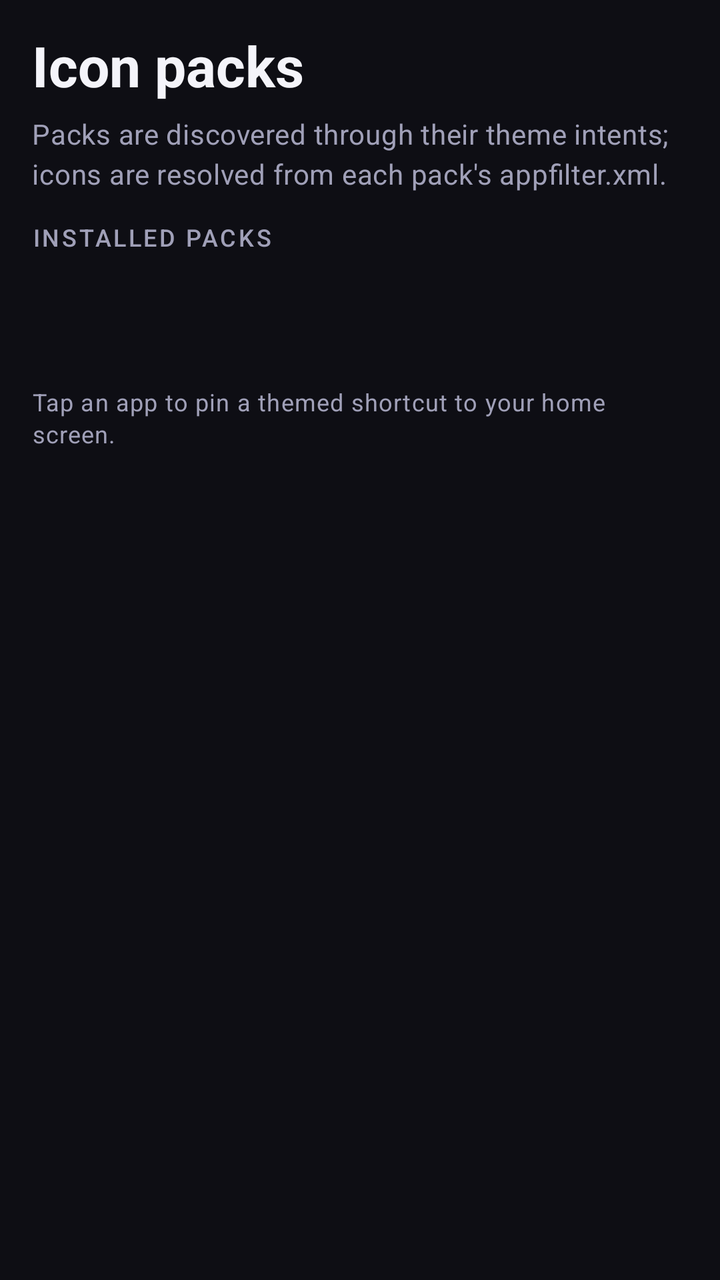
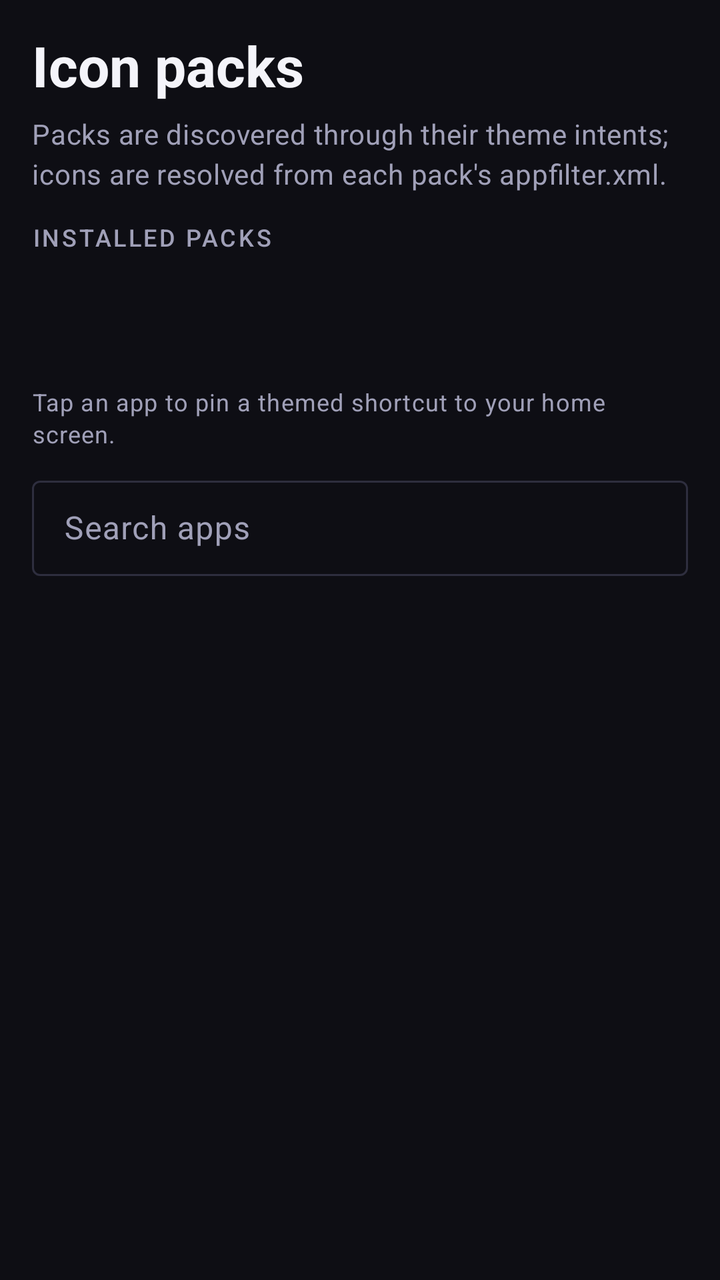

Compare the two renders of this Android layout. The source of the first and the diff that turns it into the second are given below.
<!-- AndroidManifest.xml: application theme Theme.Fly.Dark -->
<!-- res/layout/fragment_icons.xml -->
<?xml version="1.0" encoding="utf-8"?>
<LinearLayout xmlns:android="http://schemas.android.com/apk/res/android"
    xmlns:app="http://schemas.android.com/apk/res-auto"
    android:layout_width="match_parent"
    android:layout_height="match_parent"
    android:orientation="vertical"
    android:paddingLeft="16dp"
    android:paddingTop="8dp"
    android:paddingRight="16dp">

    <TextView
        style="@style/Fly.Hero"
        android:text="@string/icons_title" />

    <TextView
        style="@style/Fly.Body"
        android:layout_marginTop="6dp"
        android:text="@string/icons_subtitle" />

    <TextView
        style="@style/Fly.Section"
        android:layout_marginTop="14dp"
        android:text="@string/packs_label" />

    <androidx.recyclerview.widget.RecyclerView
        android:id="@+id/packList"
        android:layout_width="match_parent"
        android:layout_height="wrap_content"
        android:clipToPadding="false"
        android:orientation="horizontal" />

    <TextView
        android:id="@+id/txtPacksEmpty"
        style="@style/Fly.Body"
        android:text="@string/packs_empty"
        android:visibility="gone" />

    <TextView
        android:id="@+id/txtSelectedPack"
        style="@style/Fly.Title"
        android:layout_marginTop="10dp" />

    <TextView
        android:id="@+id/txtCoverage"
        style="@style/Fly.Caption"
        android:layout_marginTop="2dp" />

    <TextView
        style="@style/Fly.Caption"
        android:layout_marginTop="6dp"
        android:text="@string/pin_hint" />

    <ProgressBar
        android:id="@+id/iconProgress"
        android:layout_width="26dp"
        android:layout_height="26dp"
        android:layout_gravity="center_horizontal"
        android:layout_marginTop="8dp"
        android:indeterminateTint="?attr/colorPrimary"
        android:visibility="gone" />

    <androidx.recyclerview.widget.RecyclerView
        android:id="@+id/appIconList"
        android:layout_width="match_parent"
        android:layout_height="0dp"
        android:layout_marginTop="8dp"
        android:layout_weight="1"
        android:clipToPadding="false"
        android:paddingBottom="12dp" />

</LinearLayout>
<!-- resources referenced by this layout -->
<resources>
  <string name="icons_subtitle">Packs are discovered through their theme intents; icons are resolved from each pack\'s appfilter.xml.</string>
  <string name="icons_title">Icon packs</string>
  <string name="packs_empty">No icon packs found on this device. Install one from the Play Store and reopen this tab.</string>
  <string name="packs_label">Installed packs</string>
  <string name="pin_hint">Tap an app to pin a themed shortcut to your home screen.</string>
  <style name="Fly.Body" parent="TextAppearance.Material3.BodyMedium">
          <item name="android:layout_width">match_parent</item>
          <item name="android:layout_height">wrap_content</item>
          <item name="android:textColor">?attr/colorOnSurfaceVariant</item>
          <item name="android:lineSpacingExtra">3dp</item>
      </style>
  <style name="Fly.Caption" parent="TextAppearance.Material3.BodySmall">
          <item name="android:layout_width">wrap_content</item>
          <item name="android:layout_height">wrap_content</item>
          <item name="android:textColor">?attr/colorOnSurfaceVariant</item>
      </style>
  <style name="Fly.Hero" parent="TextAppearance.Material3.HeadlineMedium">
          <item name="android:layout_width">match_parent</item>
          <item name="android:layout_height">wrap_content</item>
          <item name="android:layout_marginTop">6dp</item>
          <item name="android:textColor">?attr/colorOnSurface</item>
          <item name="android:textStyle">bold</item>
      </style>
  <style name="Fly.Section" parent="TextAppearance.Material3.LabelMedium">
          <item name="android:layout_width">match_parent</item>
          <item name="android:layout_height">wrap_content</item>
          <item name="android:textAllCaps">true</item>
          <item name="android:letterSpacing">0.1</item>
          <item name="android:textColor">?attr/colorOnSurfaceVariant</item>
          <item name="android:layout_marginBottom">10dp</item>
      </style>
  <style name="Fly.Title" parent="TextAppearance.Material3.TitleMedium">
          <item name="android:layout_width">match_parent</item>
          <item name="android:layout_height">wrap_content</item>
          <item name="android:textColor">?attr/colorOnSurface</item>
          <item name="android:textStyle">bold</item>
      </style>
  <style name="Theme.Fly.Dark" parent="Theme.Fly.Base">
          <item name="colorSurface">@color/surface_dark</item>
          <item name="colorSurfaceContainer">@color/surface_container_dark</item>
          <item name="colorSurfaceContainerHigh">@color/surface_container_high_dark</item>
          <item name="colorSurfaceVariant">@color/surface_variant_dark</item>
          <item name="colorOnSurface">@color/on_surface_dark</item>
          <item name="colorOnSurfaceVariant">@color/on_surface_variant_dark</item>
          <item name="colorOutline">@color/outline_dark</item>
          <item name="colorOutlineVariant">@color/outline_variant_dark</item>
          <item name="android:colorBackground">@color/surface_dark</item>
          <item name="colorOnBackground">@color/on_surface_dark</item>
      </style>
  <color name="surface_dark">#0E0E14</color>
  <color name="surface_container_dark">#17171F</color>
  <color name="surface_container_high_dark">#1F1F2A</color>
  <color name="surface_variant_dark">#232330</color>
  <color name="on_surface_dark">#F4F4FA</color>
  <color name="on_surface_variant_dark">#A0A0B8</color>
  <color name="outline_dark">#2E2E3E</color>
  <color name="outline_variant_dark">#26262F</color>
  <color name="fly_brand">#7C5CFF</color>
  <color name="accent_on">#FFFFFF</color>
  <!-- unchanged entries left out for length: 1 -->
</resources>

<!-- the commit's change to res/layout/fragment_icons.xml (unified diff, before → after) -->
@@ -50,6 +50,23 @@
         android:layout_marginTop="6dp"
         android:text="@string/pin_hint" />
 
+    <com.google.android.material.textfield.TextInputLayout
+        android:id="@+id/searchLayout"
+        style="@style/Widget.Material3.TextInputLayout.OutlinedBox.Dense"
+        android:layout_width="match_parent"
+        android:layout_height="wrap_content"
+        android:layout_marginTop="10dp"
+        android:hint="@string/search_apps_hint">
+
+        <com.google.android.material.textfield.TextInputEditText
+            android:id="@+id/inputSearch"
+            android:layout_width="match_parent"
+            android:layout_height="wrap_content"
+            android:imeOptions="actionSearch"
+            android:inputType="text"
+            android:maxLines="1" />
+    </com.google.android.material.textfield.TextInputLayout>
+
     <ProgressBar
         android:id="@+id/iconProgress"
         android:layout_width="26dp"
@@ -59,11 +76,18 @@
         android:indeterminateTint="?attr/colorPrimary"
         android:visibility="gone" />
 
+    <TextView
+        android:id="@+id/txtSearchEmpty"
+        style="@style/Fly.Body"
+        android:layout_marginTop="8dp"
+        android:text="@string/search_empty"
+        android:visibility="gone" />
+
     <androidx.recyclerview.widget.RecyclerView
         android:id="@+id/appIconList"
         android:layout_width="match_parent"
         android:layout_height="0dp"
-        android:layout_marginTop="8dp"
+        android:layout_marginTop="6dp"
         android:layout_weight="1"
         android:clipToPadding="false"
         android:paddingBottom="12dp" />
<!-- resource entries referenced after the edit -->
@@ -5,6 +5,8 @@
   <string name="packs_empty">No icon packs found on this device. Install one from the Play Store and reopen this tab.</string>
   <string name="packs_label">Installed packs</string>
   <string name="pin_hint">Tap an app to pin a themed shortcut to your home screen.</string>
+  <string name="search_apps_hint">Search apps</string>
+  <string name="search_empty">No apps match that search.</string>
   <style name="Fly.Body" parent="TextAppearance.Material3.BodyMedium">
           <item name="android:layout_width">match_parent</item>
           <item name="android:layout_height">wrap_content</item>
